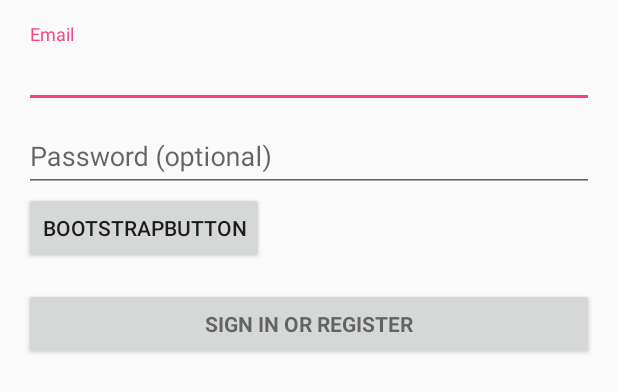
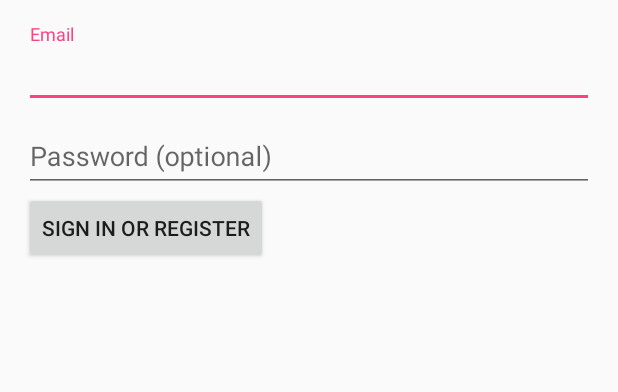
Before and after one commit to dingliheng/YellerAndroid, an Android app: the layout activity_login.xml on its own in the app's theme, with its tools: preview values and no code run, on a phone screen of 412 x 824 dp. Shown: the top 392 px of the screen. Run offline under Robolectric (Android 15) with nearby library versions, the phone set to English and light mode, and no system bars; plain views replace BootstrapButton.

Commit message:
Bootstrap change

```diff
--- a/app/src/main/java/edu/utaustin/yusun/yellerandroid/LoginActivity.java
+++ b/app/src/main/java/edu/utaustin/yusun/yellerandroid/LoginActivity.java
@@ -23,10 +23,10 @@ import android.view.View.OnClickListener;
 import android.view.inputmethod.EditorInfo;
 import android.widget.ArrayAdapter;
 import android.widget.AutoCompleteTextView;
-import android.widget.Button;
 import android.widget.EditText;
 import android.widget.TextView;
 
+import com.beardedhen.androidbootstrap.BootstrapButton;
 import com.beardedhen.androidbootstrap.TypefaceProvider;
 
 import java.util.ArrayList;
@@ -83,7 +83,7 @@ public class LoginActivity extends Activity implements LoaderCallbacks<Cursor> {
             }
         });
 
-        Button mEmailSignInButton = (Button) findViewById(R.id.email_sign_in_button);
+        BootstrapButton mEmailSignInButton = (BootstrapButton) findViewById(R.id.email_sign_in_button);
         mEmailSignInButton.setOnClickListener(new OnClickListener() {
             @Override
             public void onClick(View view) {
--- a/app/src/main/res/layout/activity_login.xml
+++ b/app/src/main/res/layout/activity_login.xml
@@ -44,9 +44,10 @@
 
             </android.support.design.widget.TextInputLayout>
             <com.beardedhen.androidbootstrap.BootstrapButton
+                android:id="@+id/email_sign_in_button"
                 android:layout_width="wrap_content"
                 android:layout_height="wrap_content"
-                android:text="BootstrapButton"
+                android:text="@string/action_sign_in"
                 app:bootstrapBrand="success"
                 app:bootstrapSize="lg"
                 app:buttonMode="regular"
@@ -54,10 +55,10 @@
                 app:roundedCorners="true"
                 />
 
-            <Button android:id="@+id/email_sign_in_button" style="?android:textAppearanceSmall"
-                android:layout_width="match_parent" android:layout_height="wrap_content"
-                android:layout_marginTop="16dp" android:text="@string/action_sign_in"
-                android:textStyle="bold" />
+            <!--<Button android:id="@+id/email_sign_in_button" style="?android:textAppearanceSmall"-->
+                <!--android:layout_width="match_parent" android:layout_height="wrap_content"-->
+                <!--android:layout_marginTop="16dp" android:text="@string/action_sign_in"-->
+                <!--android:textStyle="bold" />-->
 
         </LinearLayout>
     </ScrollView>
```
